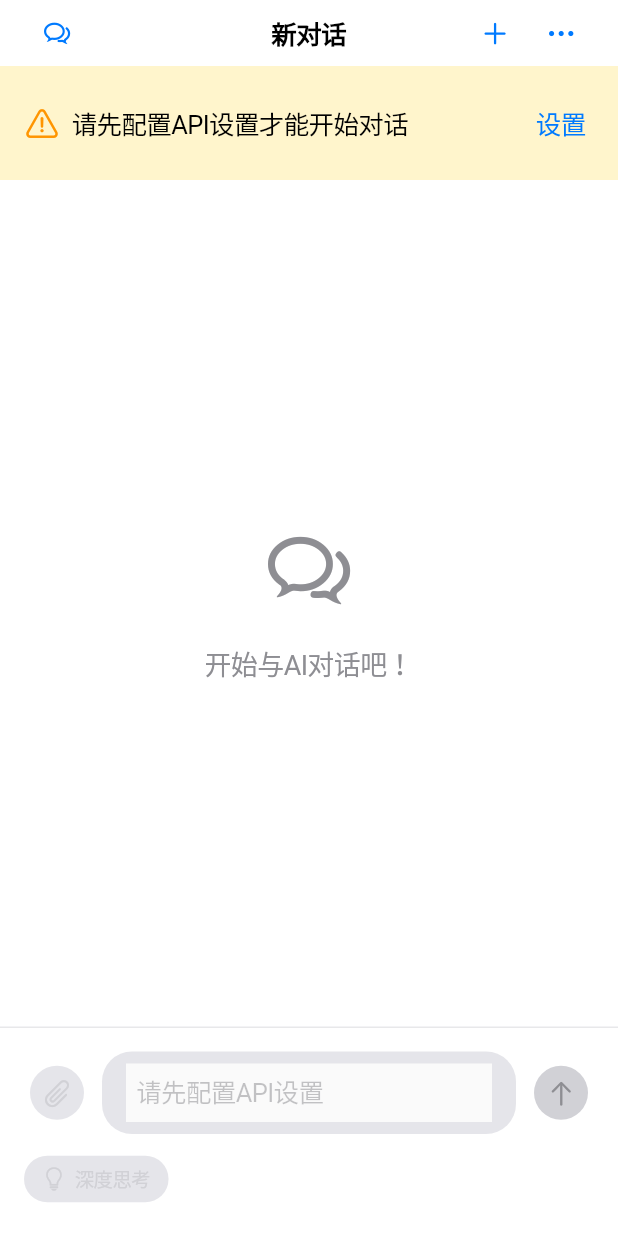
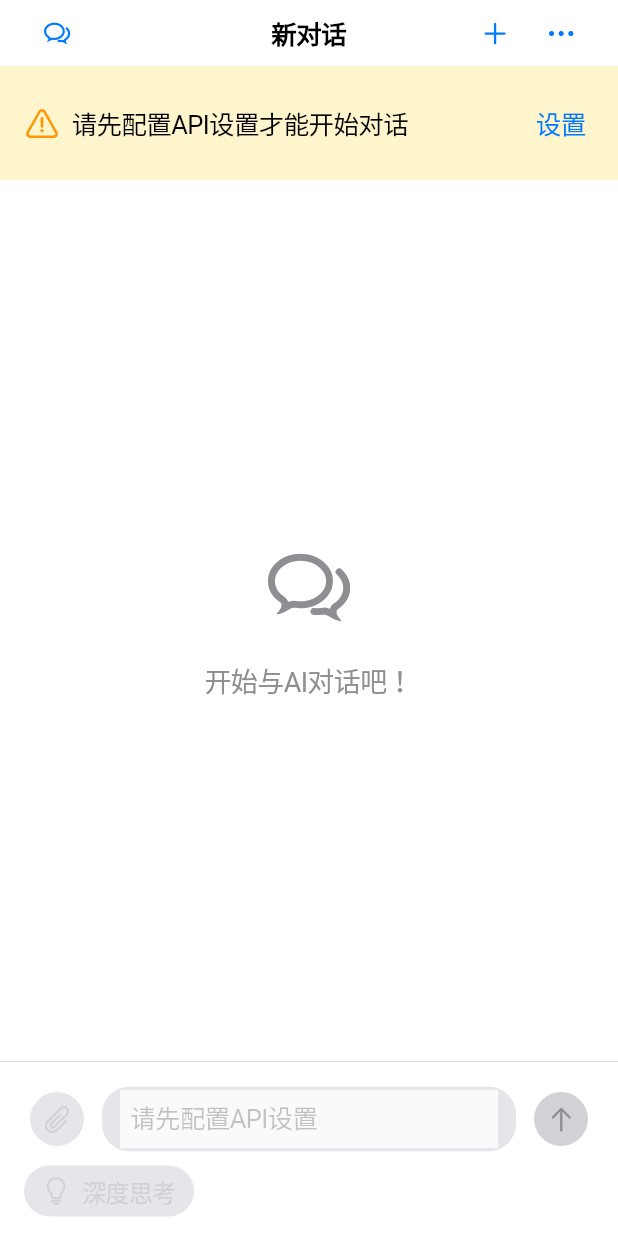
Before and after one commit to AsadAliEng/Cross-Platform-AI-Chat-Application, a Flutter app: the screen it shows after launch, on a phone screen of 412 x 824 dp. Run offline on Flutter 3.47's test engine with Material 3 defaults, Android fonts, the phone set to English and light mode, and no system bars; our stand-ins replace file_picker, flutter_markdown, image_picker, shared_preferences; accounts and stored records are empty.

Commit message:
style: adjust deep thinking

```diff
--- a/lib/widgets/chat_input.dart
+++ b/lib/widgets/chat_input.dart
@@ -182,7 +182,7 @@ class _ChatInputState extends State<ChatInput> {
   Widget build(BuildContext context) {
     final brightness = CupertinoTheme.of(context).brightness;
     return Container(
-      padding: const EdgeInsets.all(16),
+      padding: const EdgeInsets.fromLTRB(16, 16, 16, 8),
       decoration: BoxDecoration(
         color: brightness == Brightness.dark
             ? CupertinoColors.systemBackground.darkColor
@@ -232,7 +232,7 @@ class _ChatInputState extends State<ChatInput> {
               const SizedBox(width: 8),
               Expanded(
                 child: Container(
-                  padding: const EdgeInsets.symmetric(horizontal: 16, vertical: 8),
+                  padding: const EdgeInsets.symmetric(horizontal: 12, vertical: 2),
                   decoration: BoxDecoration(
                     color: widget.enabled
                         ? (brightness == Brightness.dark
@@ -241,7 +241,7 @@ class _ChatInputState extends State<ChatInput> {
                         : (brightness == Brightness.dark
                             ? CupertinoColors.systemGrey5.darkColor
                             : CupertinoColors.systemGrey5.color),
-                    borderRadius: BorderRadius.circular(20),
+                    borderRadius: BorderRadius.circular(18),
                   ),
                   child: CupertinoTextField(
                     controller: _controller,
@@ -283,7 +283,7 @@ class _ChatInputState extends State<ChatInput> {
             ],
           ),
           // 第二行：功能开关区域
-          const SizedBox(height: 8),
+          const SizedBox(height: 4),
           Row(
             mainAxisAlignment: MainAxisAlignment.start,
             children: [
@@ -295,7 +295,9 @@ class _ChatInputState extends State<ChatInput> {
                       ? () => widget.onThinkingModeChanged!(!widget.thinkingMode)
                       : null,
                   child: Container(
-                    padding: const EdgeInsets.symmetric(horizontal: 12, vertical: 6),
+                    height: 34,
+                    padding: const EdgeInsets.symmetric(horizontal: 12),
+                    alignment: Alignment.center,
                     decoration: BoxDecoration(
                       color: widget.enabled
                           ? (widget.thinkingMode
@@ -308,14 +310,14 @@ class _ChatInputState extends State<ChatInput> {
                           : (brightness == Brightness.dark
                               ? CupertinoColors.systemGrey5.darkColor
                               : CupertinoColors.systemGrey5.color),
-                      borderRadius: BorderRadius.circular(16),
+                      borderRadius: BorderRadius.circular(20),
                     ),
                     child: Row(
                       mainAxisSize: MainAxisSize.min,
                       children: [
                         Icon(
                           CupertinoIcons.lightbulb,
-                          size: 16,
+                          size: 19,
                           color: widget.enabled
                               ? (widget.thinkingMode
                                   ? (brightness == Brightness.dark
@@ -328,11 +330,11 @@ class _ChatInputState extends State<ChatInput> {
                                   ? CupertinoColors.systemGrey4.darkColor
                                   : CupertinoColors.systemGrey4),
                         ),
-                        const SizedBox(width: 6),
+                        const SizedBox(width: 8),
                         Text(
                           '深度思考',
                           style: TextStyle(
-                            fontSize: 13,
+                            fontSize: 16,
                             fontWeight: FontWeight.w500,
                             color: widget.enabled
                                 ? (widget.thinkingMode
```
